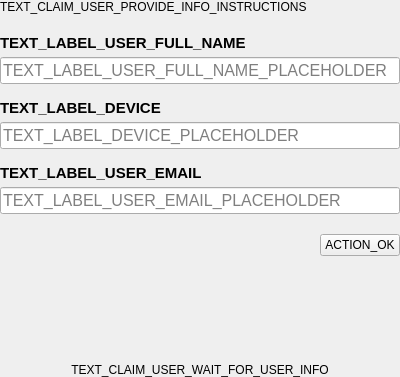
Old version of the form parsec/core/gui/forms/claim_user_provide_info_widget.ui in the repository Scille/parsec-cloud.
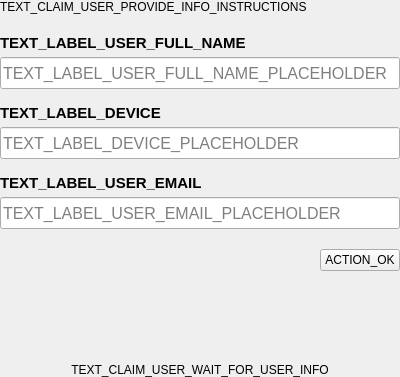
New version of the form.

```diff
--- a/parsec/core/gui/forms/claim_user_provide_info_widget.ui
+++ b/parsec/core/gui/forms/claim_user_provide_info_widget.ui
@@ -81,7 +81,7 @@
           <property name="minimumSize">
            <size>
             <width>0</width>
-            <height>0</height>
+            <height>32</height>
            </size>
           </property>
           <property name="font">
@@ -123,7 +123,7 @@
           <property name="minimumSize">
            <size>
             <width>0</width>
-            <height>0</height>
+            <height>32</height>
            </size>
           </property>
           <property name="font">
@@ -171,7 +171,7 @@
           <property name="minimumSize">
            <size>
             <width>0</width>
-            <height>0</height>
+            <height>32</height>
            </size>
           </property>
           <property name="font">
```
